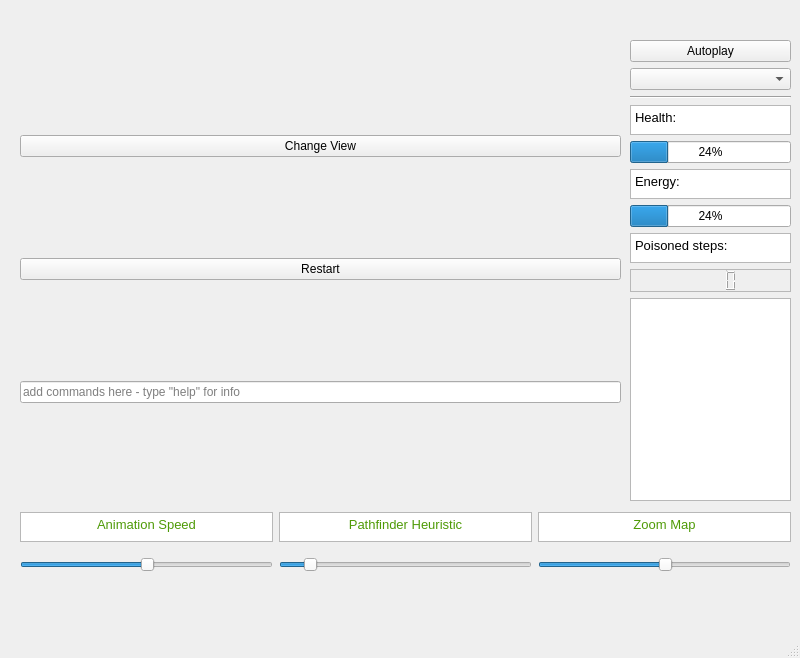
Above: mainwindow.ui from alken01/MP22-Team-c9-FA before the change. Below: the same form after it.
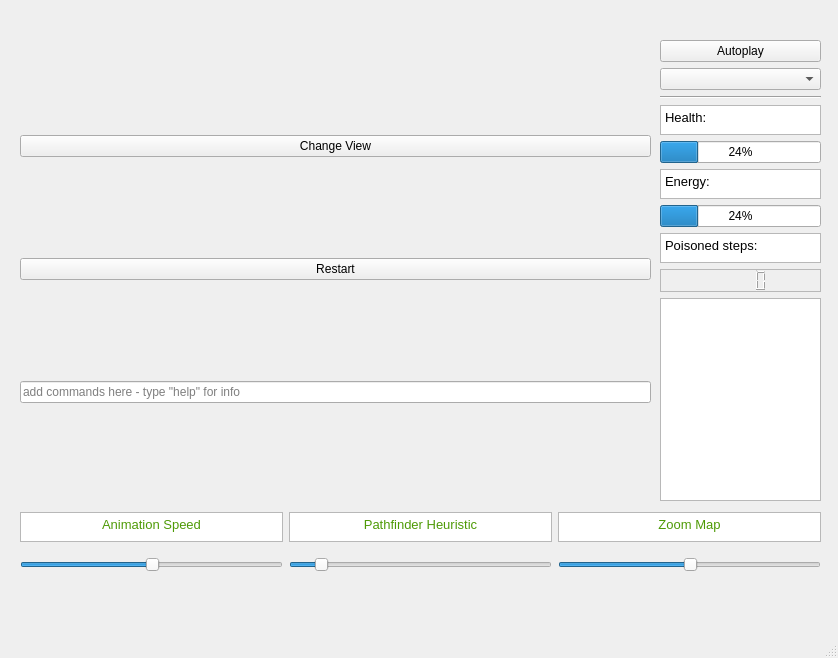
That is the form after the change.

Commit message: added reset button and bugfixes

```diff
--- a/mainwindow.ui
+++ b/mainwindow.ui
@@ -6,7 +6,7 @@
    <rect>
     <x>0</x>
     <y>0</y>
-    <width>800</width>
+    <width>838</width>
     <height>658</height>
    </rect>
   </property>
@@ -17,7 +17,7 @@
    <widget class="QWidget" name="verticalLayoutWidget">
     <property name="geometry">
      <rect>
-      <x>630</x>
+      <x>660</x>
       <y>40</y>
       <width>161</width>
       <height>461</height>
@@ -435,7 +435,7 @@
      <rect>
       <x>20</x>
       <y>40</y>
-      <width>601</width>
+      <width>631</width>
       <height>461</height>
      </rect>
     </property>
@@ -511,7 +511,7 @@
      <rect>
       <x>20</x>
       <y>510</y>
-      <width>771</width>
+      <width>801</width>
       <height>72</height>
      </rect>
     </property>
```
Left out of the diff: 2 changed lines with no effect on the pictures. The commit also changes 4 other files.
